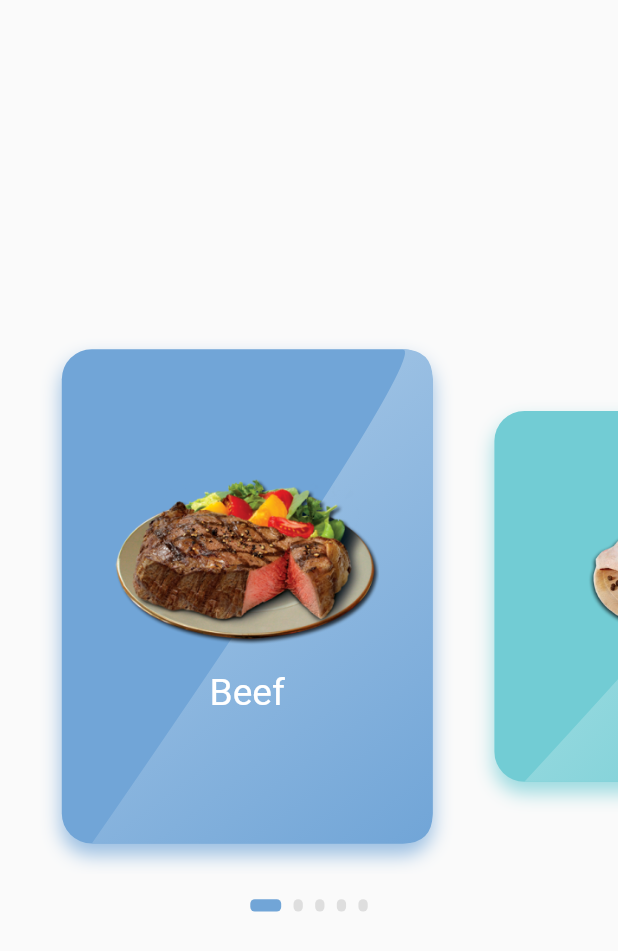
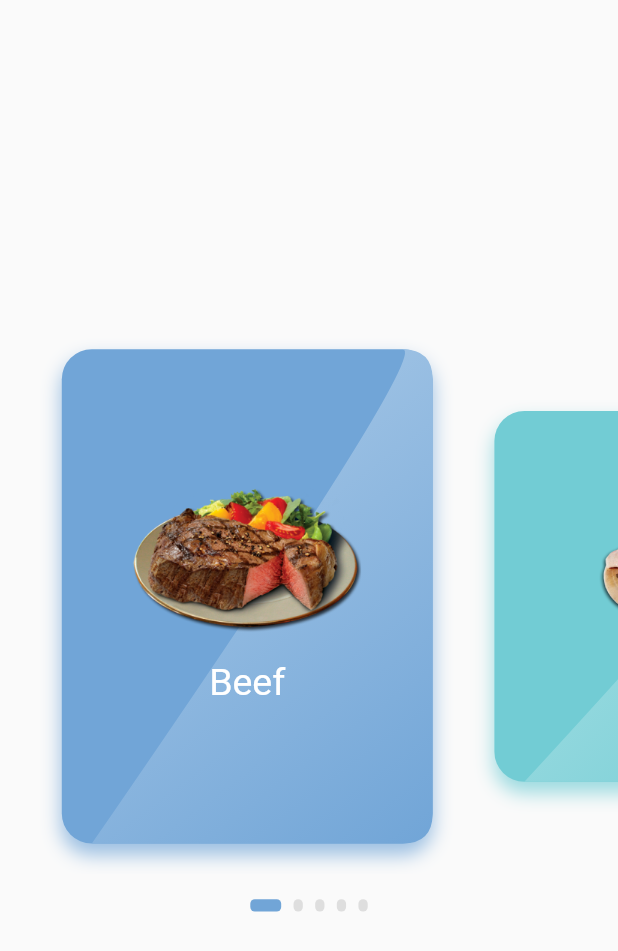
Before and after one commit to hosain-mohamed/scaled_list, a Flutter app: the screen it shows after launch, on a phone screen of 412 x 824 dp. Shown: the top 951 px of the screen. Run offline on Flutter 3.47's test engine with Material 2 defaults, Android fonts, the phone set to English and light mode, and no system bars.

Commit message:
Update Example

```diff
--- a/example/lib/home_page.dart
+++ b/example/lib/home_page.dart
@@ -1,8 +1,6 @@
 import 'package:flutter/material.dart';
 import 'package:scaled_list/scaled_list.dart';
 import 'data.dart';
-import 'sizeConfig.dart';
-
 class HomePage extends StatelessWidget {
   @override
   Widget build(BuildContext context) {
@@ -21,18 +19,18 @@ class HomePage extends StatelessWidget {
                 children: [
                   Container(
                     height: selectedIndex == index
-                        ? getRelativeHeight(0.14)
-                        : getRelativeHeight(0.11),
+                        ? 100
+                        : 80,
                     child: Image.asset(category.image),
                   ),
-                  SizedBox(height: getRelativeHeight(0.015)),
+                  SizedBox(height: 15),
                   Text(
                     category.name,
                     style: TextStyle(
                         color: Colors.white,
                         fontSize: selectedIndex == index
-                            ? getRelativeWidth(0.06)
-                            : getRelativeWidth(0.05)),
+                            ? 25
+                            : 20),
                   )
                 ],
               );
--- a/example/lib/main.dart
+++ b/example/lib/main.dart
@@ -1,4 +1,3 @@
-import 'sizeConfig.dart';
 import 'package:flutter/material.dart';
 
 import 'home_page.dart';
@@ -17,11 +16,6 @@ class MyApp extends StatelessWidget {
           primarySwatch: Colors.blue,
           visualDensity: VisualDensity.adaptivePlatformDensity,
         ),
-        home: Builder(
-          builder: (context) {
-            SizeConfig.initSize(context);
-            return HomePage();
-          },
-        ));
+        home: HomePage());
   }
 }
--- a/example/lib/sizeConfig.dart
+++ /dev/null
@@ -1,20 +0,0 @@
-import 'package:flutter/material.dart';
-
-class SizeConfig {
-  static double screenWidth;
-  static double screenHeight;
-
-  static initSize(BuildContext context) {
-    final mediaQuery = MediaQuery.of(context);
-    screenWidth = mediaQuery.size.width;
-    screenHeight = mediaQuery.size.height;
-  }
-}
-
-double getRelativeHeight(double percentage) {
-  return percentage * SizeConfig.screenHeight;
-}
-
-double getRelativeWidth(double percentage) {
-  return percentage * SizeConfig.screenWidth;
-}
```
